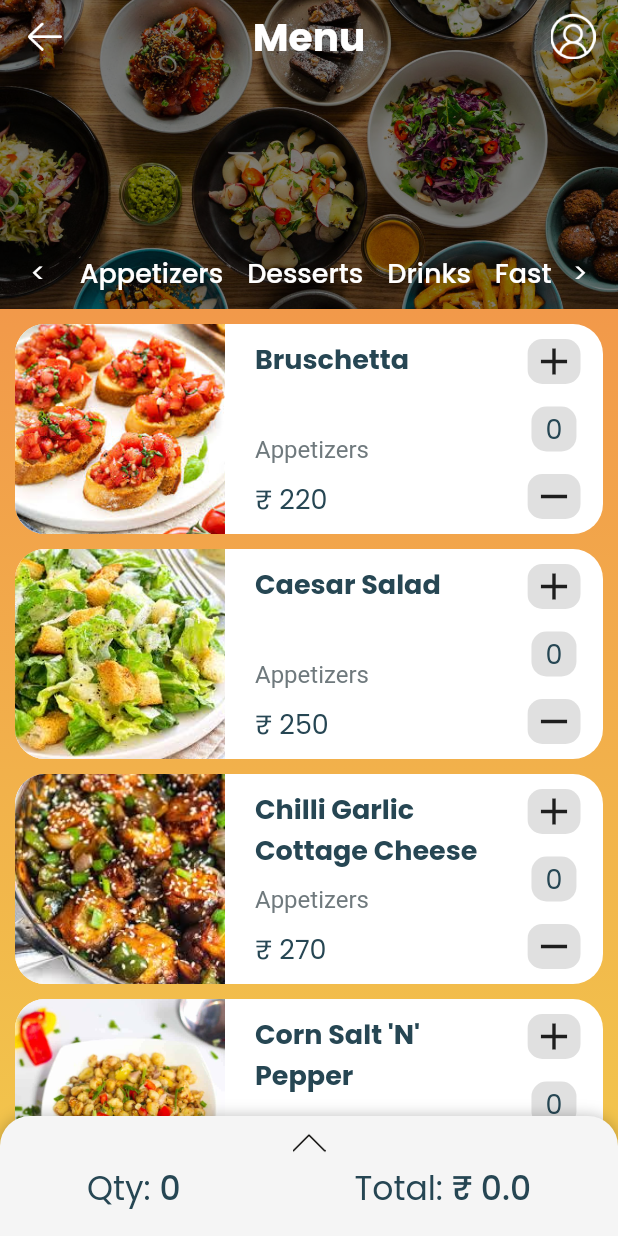
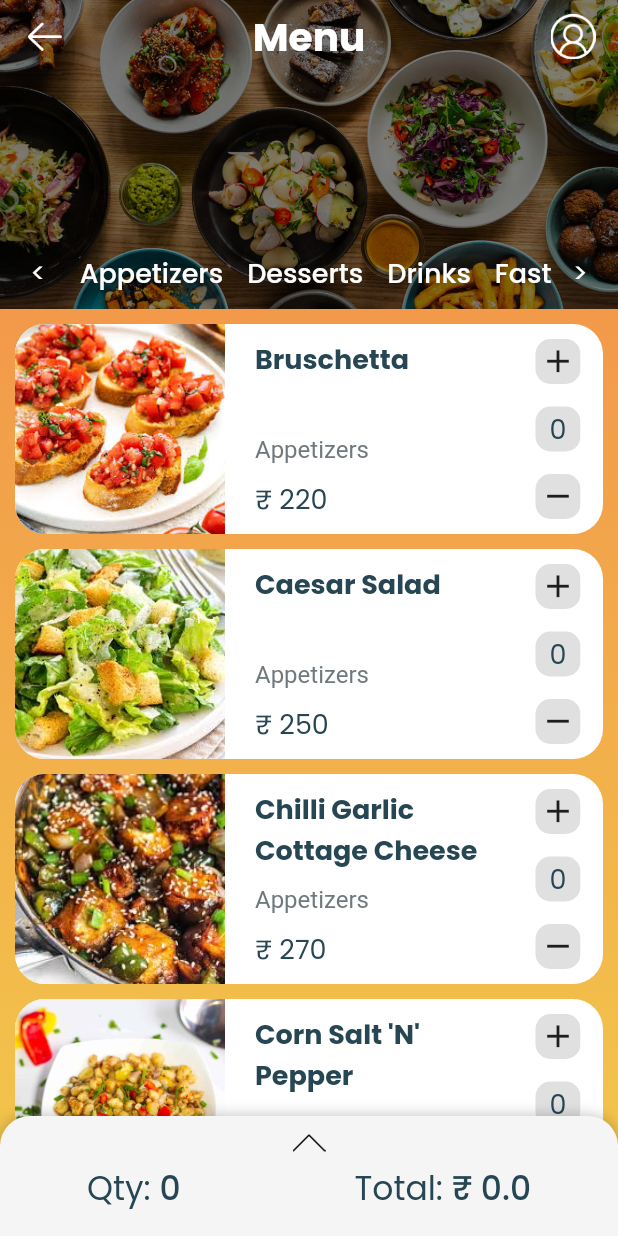
Before and after one commit to Idiosyncratics/Basil_Hut, a Flutter app: the MenuScreen screen opened directly, on a phone screen of 412 x 824 dp. Run offline on Flutter 3.47's test engine with Material 2 defaults, Android fonts, the phone set to English and light mode, and no system bars; drawn by our look-alikes of sliding_up_panel; our stand-ins replace cloud_firestore, file_picker, firebase_auth, firebase_core, firebase_storage, permission_handler; accounts and stored records are empty.

Commit message:
Update MenuItemCard.dart

```diff
--- a/lib/widgets/MenuItemCard.dart
+++ b/lib/widgets/MenuItemCard.dart
@@ -100,7 +100,7 @@ class _MenuItemCardState extends State<MenuItemCard> {
       //white container
       height: 140,
       width: double.infinity,
-      padding: EdgeInsets.all(0),
+      padding: EdgeInsets.only(top: 0, left: 0, bottom: 0, right: 15),
       alignment: Alignment.centerLeft,
       decoration: BoxDecoration(
         color: Colors.white,
@@ -169,12 +169,14 @@ class _MenuItemCardState extends State<MenuItemCard> {
               child: Container(
                 alignment: Alignment.centerRight,
                 height: double.infinity,
-                padding: EdgeInsets.only(top: 10, bottom: 10, right: 15),
+                padding: EdgeInsets.only(top: 10, bottom: 10,),
                 // color: Colors.teal,
                 child: Column(
                   mainAxisAlignment: MainAxisAlignment.spaceBetween,
                   children: [
                     Container(
+                      width: 30,
+                      height: 30,
                       alignment: Alignment.center,
                       decoration: BoxDecoration(
                           color: Colors.grey[300],
@@ -183,12 +185,9 @@ class _MenuItemCardState extends State<MenuItemCard> {
                         onTap: () {
                           increaseCount();
                         },
-                        child: Padding(
-                          padding: EdgeInsets.symmetric(horizontal: 1),
-                          child: Icon(
-                            Icons.add,
-                            size: 30,
-                          ),
+                        child: Icon(
+                          Icons.add,
+                          size: 25,
                         ),
                       ),
                     ),
@@ -208,6 +207,8 @@ class _MenuItemCardState extends State<MenuItemCard> {
                       ),
                     ),
                     Container(
+                      width: 30,
+                      height: 30,
                       alignment: Alignment.center,
                       decoration: BoxDecoration(
                           color: Colors.grey[300],
@@ -216,12 +217,9 @@ class _MenuItemCardState extends State<MenuItemCard> {
                         onTap: () {
                           decreaseCount();
                         },
-                        child: Padding(
-                          padding: EdgeInsets.symmetric(horizontal: 1),
-                          child: Icon(
-                            Icons.remove,
-                            size: 30,
-                          ),
+                        child: Icon(
+                          Icons.remove,
+                          size: 25,
                         ),
                       ),
                     ),
```
